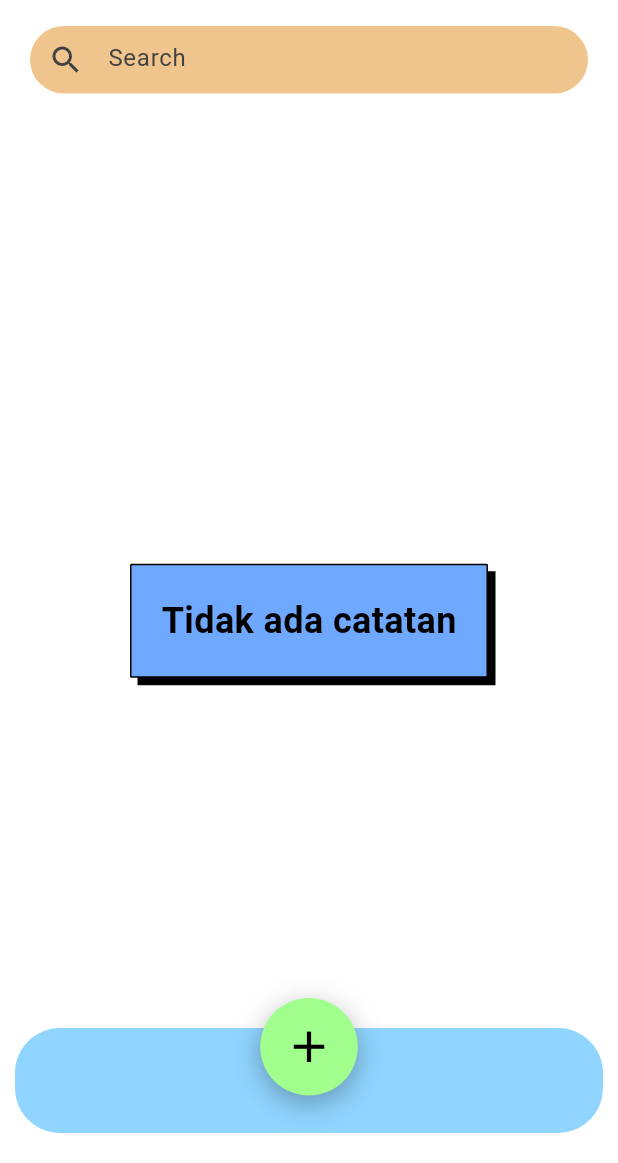
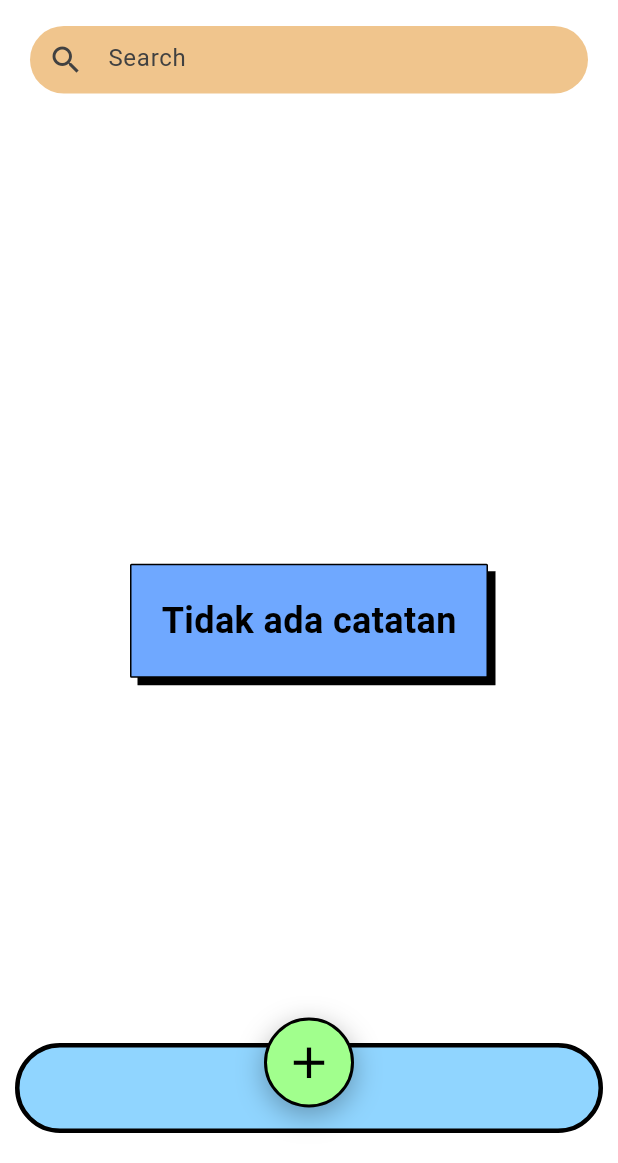
Before and after one commit to arifm1096/mnotes, a Flutter app: the screen it shows after launch, on a phone screen of 412 x 824 dp, the part 73-1236 px from its top. Run offline on Flutter 3.47's test engine with Material 3 defaults, Android fonts, the phone set to English and light mode, and no system bars; our stand-ins replace flutter_riverpod, hive, hive_flutter; accounts and stored records are empty.

Commit message:
add feature

```diff
--- a/lib/features/notes/pages/notes_page.dart
+++ b/lib/features/notes/pages/notes_page.dart
@@ -164,14 +164,14 @@ class _NotesPageState extends ConsumerState<NotesPage> {
         ),
       ),
       bottomNavigationBar: Material(
-        type:
-            MaterialType.transparency, // ini kuncinya, bikin beneran transparan
+        type: MaterialType.transparency, // ini kuncinya, bikin beneran transparan
         child: Container(
           margin: const EdgeInsets.only(left: 10, right: 10, bottom: 20),
-          height: 70,
+          height: 60,
           decoration: BoxDecoration(
             color: const Color(0xFF90D5FF),
             borderRadius: BorderRadius.circular(30),
+            border: Border.all(color: Colors.black, width: 3.0),
 
           ),
           child: Stack(
@@ -188,8 +188,8 @@ class _NotesPageState extends ConsumerState<NotesPage> {
                     );
                   },
                   child: Container(
-                    width: 65,
-                    height: 65,
+                    width: 60,
+                    height: 60,
                     decoration: BoxDecoration(
                       color: const Color(0xFFA1FF8D),
                       shape: BoxShape.circle,
@@ -200,6 +200,7 @@ class _NotesPageState extends ConsumerState<NotesPage> {
                           offset: const Offset(0, 5),
                         ),
                       ],
+                      border: Border.all(color: Colors.black, width: 2.0),
                     ),
                     child: const Icon(Icons.add, color: Colors.black, size: 35),
                   ),
```
